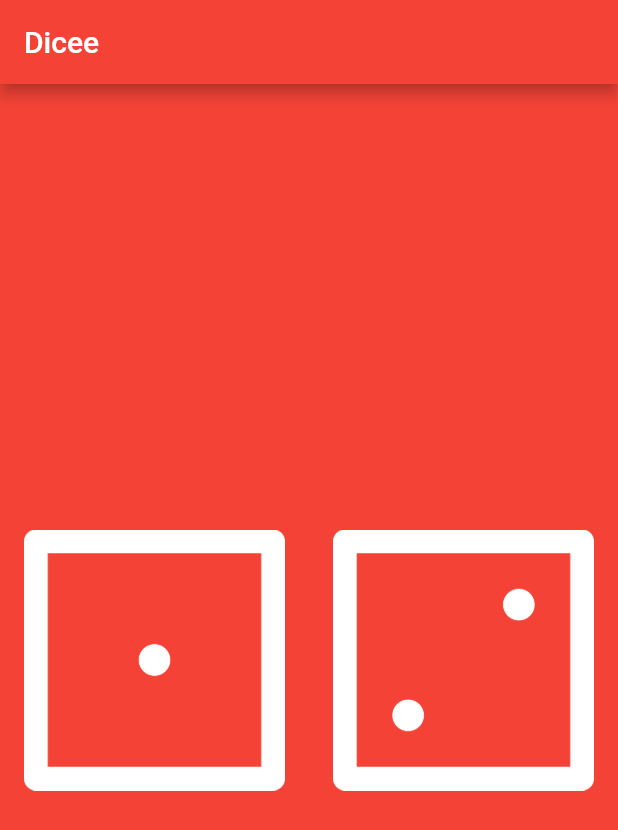
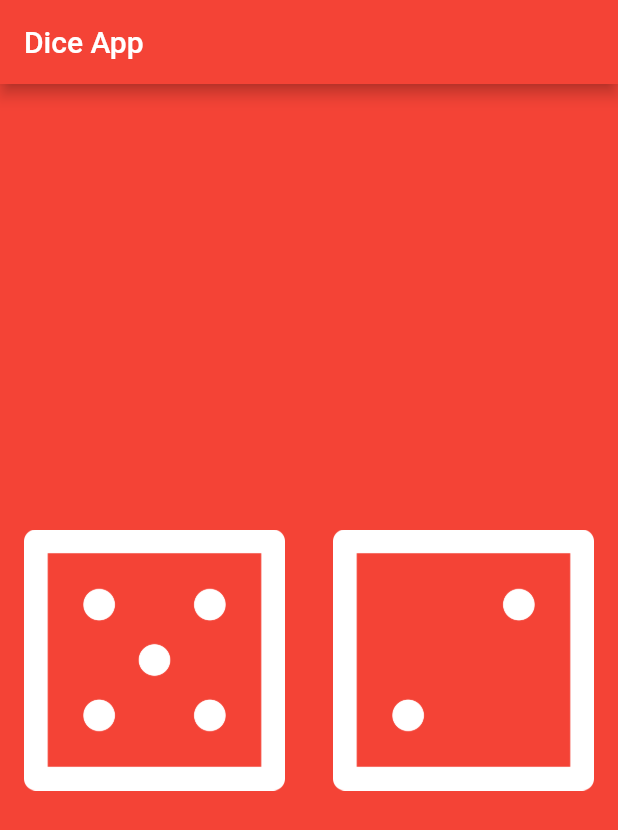
Before and after one commit to Alejandrehl/dice-app, a Flutter app: the screen it shows after launch, on a phone screen of 412 x 824 dp. Shown: the top 830 px of the screen. Run offline on Flutter 3.47's test engine with Material 2 defaults, Android fonts, the phone set to English and light mode, and no system bars.

```diff
--- a/lib/main.dart
+++ b/lib/main.dart
@@ -6,7 +6,7 @@ void main() {
       home: Scaffold(
         backgroundColor: Colors.red,
         appBar: AppBar(
-          title: Text('Dicee'),
+          title: Text('Dice App'),
           backgroundColor: Colors.red,
         ),
         body: DicePage(),
@@ -18,6 +18,8 @@ void main() {
 class DicePage extends StatelessWidget {
   @override
   Widget build(BuildContext context) {
+    var leftDiceNumber = 5;
+
     return Center(
       child: Row(
         children: [
@@ -27,7 +29,7 @@ class DicePage extends StatelessWidget {
               onPressed: () {
                 print("Left Button Pressed");
               },
-              child: Image.asset("images/dice1.png"),
+              child: Image.asset("images/dice$leftDiceNumber.png"),
             ),
           ),
           Expanded(
```
Also changed, not shown: 1 other file.
